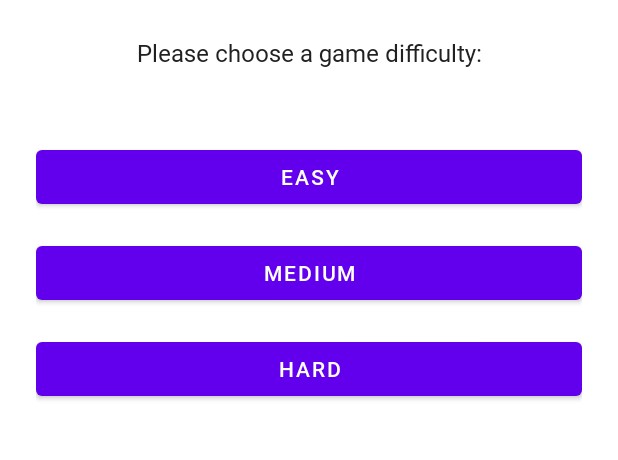
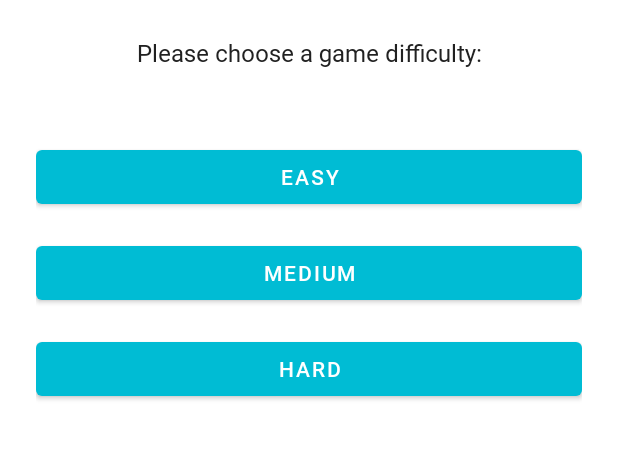
Before and after one commit to j2milad7/FallingWords, an Android app: the screen it shows after launch (MainActivity), on a phone screen of 412 x 824 dp, the part 436-896 px from its top. Run offline under Robolectric (Android 15) with nearby library versions, the phone set to English and light mode, and no system bars; our stand-ins replace Dagger/Hilt's generated code.

Commit message:
Change some colors to improve UI.
Signed-off-by: Milad <j2milad7@gmail.com>

```diff
--- a/app/src/main/res/values/colors.xml
+++ b/app/src/main/res/values/colors.xml
@@ -1,10 +1,5 @@
 <?xml version="1.0" encoding="utf-8"?>
 <resources>
-    <color name="purple_200">#FFBB86FC</color>
-    <color name="purple_500">#FF6200EE</color>
-    <color name="purple_700">#FF3700B3</color>
-    <color name="teal_200">#FF03DAC5</color>
-    <color name="teal_700">#FF018786</color>
     <color name="black">#FF000000</color>
     <color name="white">#FFFFFFFF</color>
 
@@ -17,6 +12,12 @@
 
     <!--Cyan-->
     <color name="cyan_100">#b2ebf2</color>
+    <color name="cyan_500">#00bcd4</color>
+    <color name="cyan_700">#0097a7</color>
+
+    <!--Purple-->
+    <color name="purple_200">#ce93d8</color>
+    <color name="purple_700">#7b1fa2</color>
 
     <!--Pink-->
     <color name="pink_500">#e91e63</color>
--- a/app/src/main/res/values/styles.xml
+++ b/app/src/main/res/values/styles.xml
@@ -55,7 +55,7 @@
     <!-- Styles related to Alert Dialog -->
     <!--================================-->
 
-    <style name="FallingWords.AlertDialog" parent="Theme.MaterialComponents.DayNight.Dialog.Alert">
+    <style name="FallingWords.AlertDialog" parent="Theme.MaterialComponents.Light.Dialog.Alert">
         <item name="buttonBarPositiveButtonStyle">@style/FallingWords.Button.Positive</item>
     </style>
 
--- a/app/src/main/res/values/themes.xml
+++ b/app/src/main/res/values/themes.xml
@@ -1,13 +1,13 @@
 <resources xmlns:tools="http://schemas.android.com/tools">
     <!-- Base application theme. -->
-    <style name="Theme.FallingWords" parent="Theme.MaterialComponents.DayNight.DarkActionBar">
+    <style name="Theme.FallingWords" parent="Theme.MaterialComponents.Light.DarkActionBar">
         <!-- Primary brand color. -->
-        <item name="colorPrimary">@color/purple_500</item>
-        <item name="colorPrimaryVariant">@color/purple_700</item>
+        <item name="colorPrimary">@color/cyan_500</item>
+        <item name="colorPrimaryVariant">@color/cyan_700</item>
         <item name="colorOnPrimary">@color/white</item>
         <!-- Secondary brand color. -->
-        <item name="colorSecondary">@color/teal_200</item>
-        <item name="colorSecondaryVariant">@color/teal_700</item>
+        <item name="colorSecondary">@color/purple_200</item>
+        <item name="colorSecondaryVariant">@color/purple_700</item>
         <item name="colorOnSecondary">@color/black</item>
         <!-- Status bar color. -->
         <item name="android:statusBarColor" tools:targetApi="l">?attr/colorPrimaryVariant</item>
```
Also changed, not shown: app/src/main/java/dev/ma7/fallingwords/view/game/GameFragment.kt (line endings or trailing spaces).
